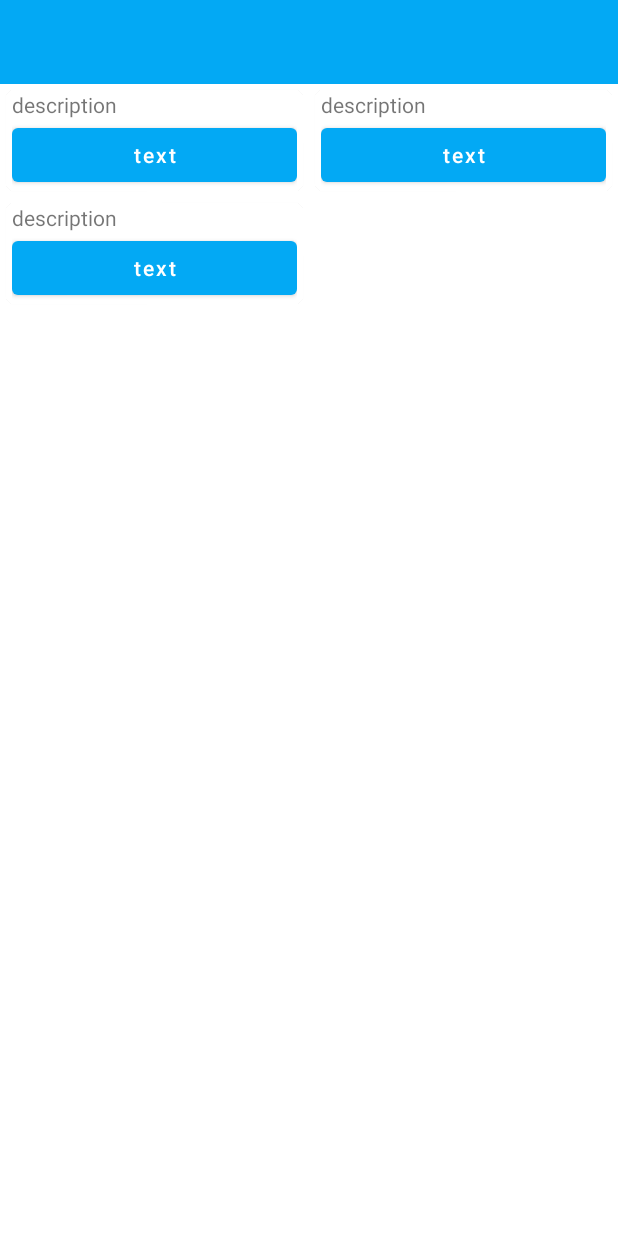
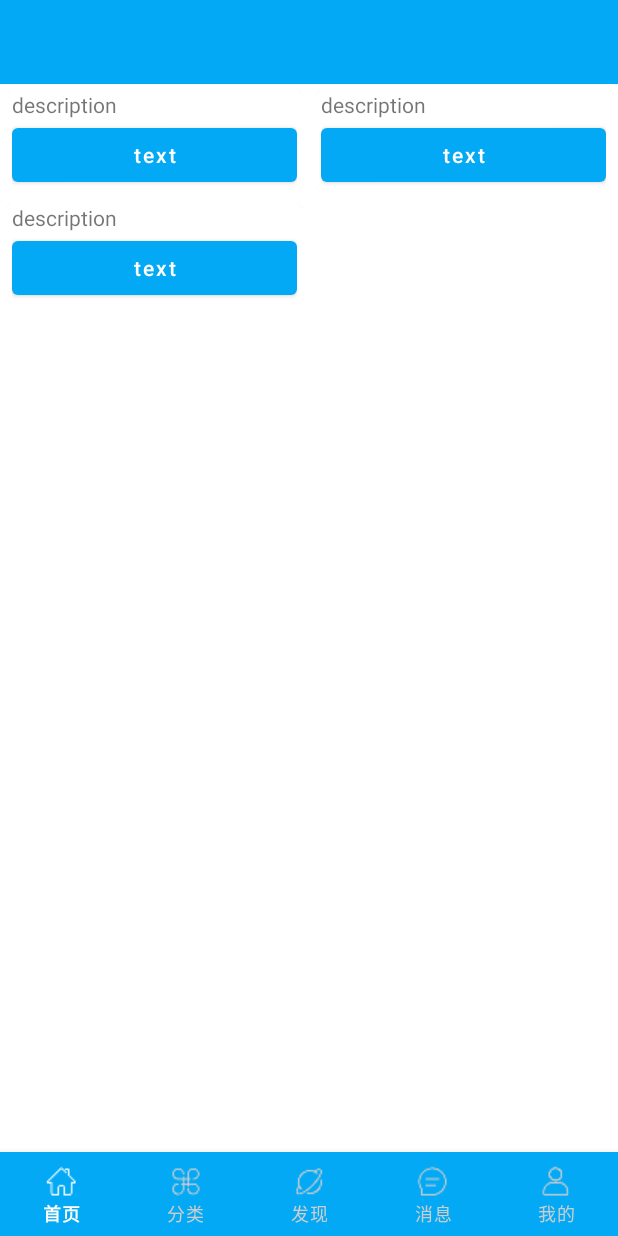
Before and after one commit to yztcit/PKot, an Android app: the layout activity_main.xml on its own in the app's theme, with its tools: preview values and no code run, on a phone screen of 412 x 824 dp. Run offline under Robolectric (Android 15) with nearby library versions, the phone set to English and light mode, and no system bars.

Commit message:
bottom navigation

```diff
--- a/app/build.gradle
+++ b/app/build.gradle
@@ -3,6 +3,7 @@ plugins {
     id 'kotlin-android'
     //id 'kotlin-android-extensions'
     id 'kotlin-kapt'
+    id 'androidx.navigation.safeargs.kotlin'
 }
 
 android {
@@ -45,20 +46,20 @@ android {
 
 dependencies {
     implementation "org.jetbrains.kotlin:kotlin-stdlib:1.6.0"
-    implementation 'androidx.core:core-ktx:1.3.1'
+    implementation 'androidx.core:core-ktx:1.3.2'
     implementation 'androidx.appcompat:appcompat:1.3.1'
-    implementation 'com.google.android.material:material:1.2.1'
+    implementation 'com.google.android.material:material:1.3.0'
     implementation 'androidx.constraintlayout:constraintlayout:2.1.0'
-    implementation 'androidx.navigation:navigation-fragment-ktx:2.3.0'
-    implementation 'androidx.navigation:navigation-ui-ktx:2.3.0'
+    implementation 'androidx.navigation:navigation-fragment-ktx:2.3.5'
+    implementation 'androidx.navigation:navigation-ui-ktx:2.3.5'
     testImplementation 'junit:junit:4.13.2'
     androidTestImplementation 'androidx.test.ext:junit:1.1.2'
     androidTestImplementation 'androidx.test.espresso:espresso-core:3.3.0'
     // ViewModel and LiveData
     implementation "android.arch.lifecycle:extensions:1.1.1"
-    implementation 'androidx.gridlayout:gridlayout:1.0.0'
-    implementation 'androidx.lifecycle:lifecycle-viewmodel-ktx:2.2.0'
-    implementation 'androidx.lifecycle:lifecycle-runtime-ktx:2.2.0'
+    //implementation 'androidx.gridlayout:gridlayout:1.0.0'
+    implementation 'androidx.lifecycle:lifecycle-viewmodel-ktx:2.3.1'
+    implementation 'androidx.lifecycle:lifecycle-runtime-ktx:2.3.1'
     //refresh
     implementation 'androidx.recyclerview:recyclerview:1.2.0'
     implementation 'com.scwang.smart:refresh-layout-kernel:2.0.1'
@@ -73,6 +74,6 @@ dependencies {
     implementation 'com.squareup.retrofit2:retrofit:2.9.0'
     implementation 'com.squareup.retrofit2:converter-moshi:2.9.0'
     //Coroutine
-    implementation "org.jetbrains.kotlinx:kotlinx-coroutines-android:1.3.6"
-    implementation "org.jetbrains.kotlinx:kotlinx-coroutines-core:1.3.8"
+    implementation "org.jetbrains.kotlinx:kotlinx-coroutines-android:1.4.1"
+    implementation "org.jetbrains.kotlinx:kotlinx-coroutines-core:1.4.1"
 }
--- a/app/src/main/java/com/nttn/pkot/view/viewmodel/ViewModelFactory.kt
+++ b/app/src/main/java/com/nttn/pkot/view/viewmodel/ViewModelFactory.kt
@@ -10,7 +10,7 @@ import java.lang.IllegalArgumentException
 @ExperimentalCoroutinesApi
 class ViewModelFactory(private val apiHelper: ApiHelper):ViewModelProvider.Factory {
 
-    override fun <T : ViewModel?> create(modelClass: Class<T>): T {
+    override fun <T : ViewModel> create(modelClass: Class<T>): T {
         if (modelClass.isAssignableFrom(MainViewModel::class.java)) {
             return MainViewModel(MainRepository(apiHelper)) as T
         }
--- /dev/null
+++ b/app/src/main/res/drawable/selector_bottom_navi_color.xml
@@ -0,0 +1,5 @@
+<?xml version="1.0" encoding="utf-8"?>
+<selector xmlns:android="http://schemas.android.com/apk/res/android">
+    <item android:color="@color/white" android:state_selected="true" />
+    <item android:color="@color/color_CD" android:state_selected="false" />
+</selector>
--- a/app/src/main/res/layout/activity_main.xml
+++ b/app/src/main/res/layout/activity_main.xml
@@ -20,13 +20,32 @@
             android:layout_width="match_parent"
             android:layout_height="match_parent">
 
-            <androidx.recyclerview.widget.RecyclerView
-                android:id="@+id/recyclerview"
-                tools:listitem="@layout/item_main_layout"
-                app:spanCount="2"
-                app:layoutManager="androidx.recyclerview.widget.StaggeredGridLayoutManager"
+            <androidx.appcompat.widget.LinearLayoutCompat
                 android:layout_width="match_parent"
-                android:layout_height="match_parent" />
+                android:layout_height="match_parent"
+                android:orientation="vertical">
+
+                <androidx.recyclerview.widget.RecyclerView
+                    android:id="@+id/recyclerview"
+                    tools:listitem="@layout/item_main_layout"
+                    app:spanCount="2"
+                    app:layoutManager="androidx.recyclerview.widget.StaggeredGridLayoutManager"
+                    android:layout_width="match_parent"
+                    android:layout_height="0dp"
+                    android:layout_weight="1"/>
+
+                <!--app:menu="@menu/menu_bottom_navi"-->
+                <com.google.android.material.bottomnavigation.BottomNavigationView
+                    android:id="@+id/navigationView"
+                    android:layout_width="match_parent"
+                    android:layout_height="?android:actionBarSize"
+                    android:background="?attr/colorPrimaryVariant"
+                    app:labelVisibilityMode="labeled"
+                    app:menu="@menu/menu_bottom_navi"
+                    app:itemTextColor="@drawable/selector_bottom_navi_color"
+                    app:itemIconTint="@drawable/selector_bottom_navi_color"/>
+
+            </androidx.appcompat.widget.LinearLayoutCompat>
 
             <include
                 android:id="@+id/layout_expand"
--- /dev/null
+++ b/app/src/main/res/menu/menu_bottom_navi.xml
@@ -0,0 +1,24 @@
+<?xml version="1.0" encoding="utf-8"?>
+<menu xmlns:android="http://schemas.android.com/apk/res/android">
+    <item
+        android:id="@+id/home"
+        android:icon="@mipmap/ic_home"
+        android:title="@string/navi_home" />
+
+    <item
+        android:id="@+id/category"
+        android:icon="@mipmap/ic_category"
+        android:title="@string/navi_category" />
+    <item
+        android:id="@+id/find"
+        android:icon="@mipmap/ic_find"
+        android:title="@string/navi_find" />
+    <item
+        android:id="@+id/msg"
+        android:icon="@mipmap/ic_msg"
+        android:title="@string/navi_msg" />
+    <item
+        android:id="@+id/mine"
+        android:icon="@mipmap/ic_mine"
+        android:title="@string/navi_mine" />
+</menu>
--- a/app/src/main/res/values/colors.xml
+++ b/app/src/main/res/values/colors.xml
@@ -12,7 +12,9 @@
     <color name="status_light">#FF03A9F4</color>
     <color name="status_dark">#FF555555</color>
     <color name="color_F5F5F5">#F5F5F5</color>
+    <color name="color_B">#BBBBBB</color>
     <color name="color_C">#CCCCCC</color>
+    <color name="color_CD">#CDCDCD</color>
     <color name="color_D7">#D7D7D7</color>
     <color name="color_EFEFF4">#EFEFF4</color>
     <color name="color_F7F8FC">#F7F8FC</color>
--- a/app/src/main/res/values/strings.xml
+++ b/app/src/main/res/values/strings.xml
@@ -2,6 +2,12 @@
     <string name="app_name">皮卡丘</string>
 
     <string name="empty_data">暂无数据</string>
+
+    <string name="navi_home">首页</string>
+    <string name="navi_category">分类</string>
+    <string name="navi_find">发现</string>
+    <string name="navi_msg">消息</string>
+    <string name="navi_mine">我的</string>
 
     <string name="title_home">主页</string>
     <string name="drawer_open">打开抽屉</string>
--- a/build.gradle
+++ b/build.gradle
@@ -16,6 +16,7 @@ buildscript {
 
         // NOTE: Do not place your application dependencies here; they belong
         // in the individual module build.gradle files
+        classpath 'androidx.navigation:navigation-safe-args-gradle-plugin:2.3.5'
     }
 }
 
```
Also changed, not shown: app/src/main/res/mipmap-xxhdpi/ic_category.png (added), app/src/main/res/mipmap-xxhdpi/ic_find.png (added), app/src/main/res/mipmap-xxhdpi/ic_home.png (added), app/src/main/res/mipmap-xxhdpi/ic_mine.png (added), app/src/main/res/mipmap-xxhdpi/ic_msg.png (added).
